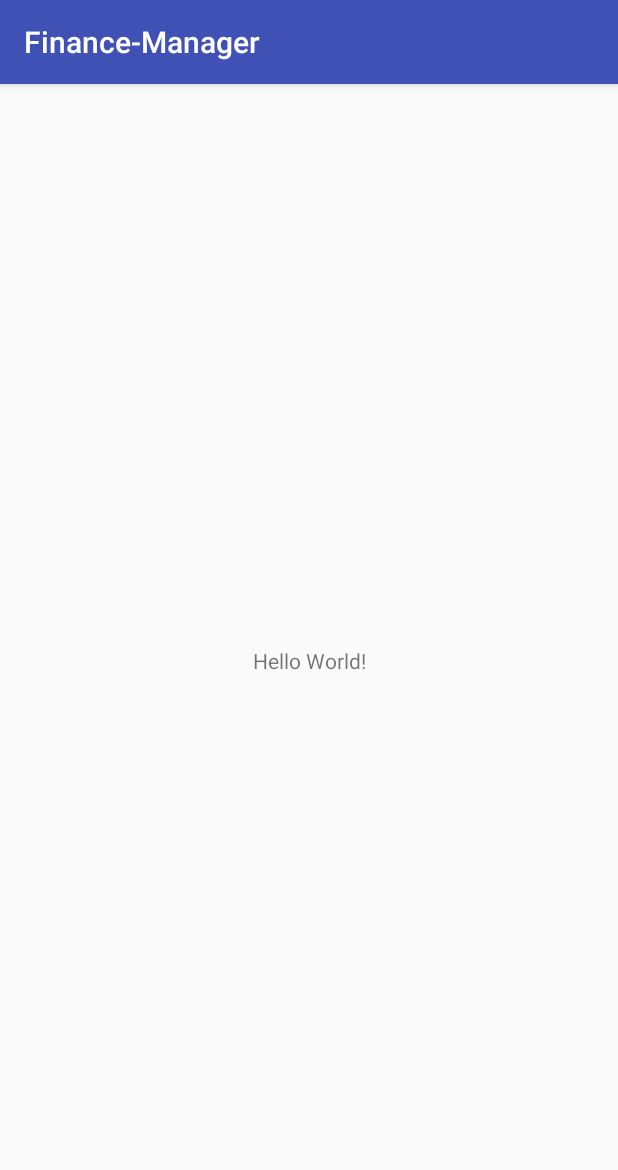
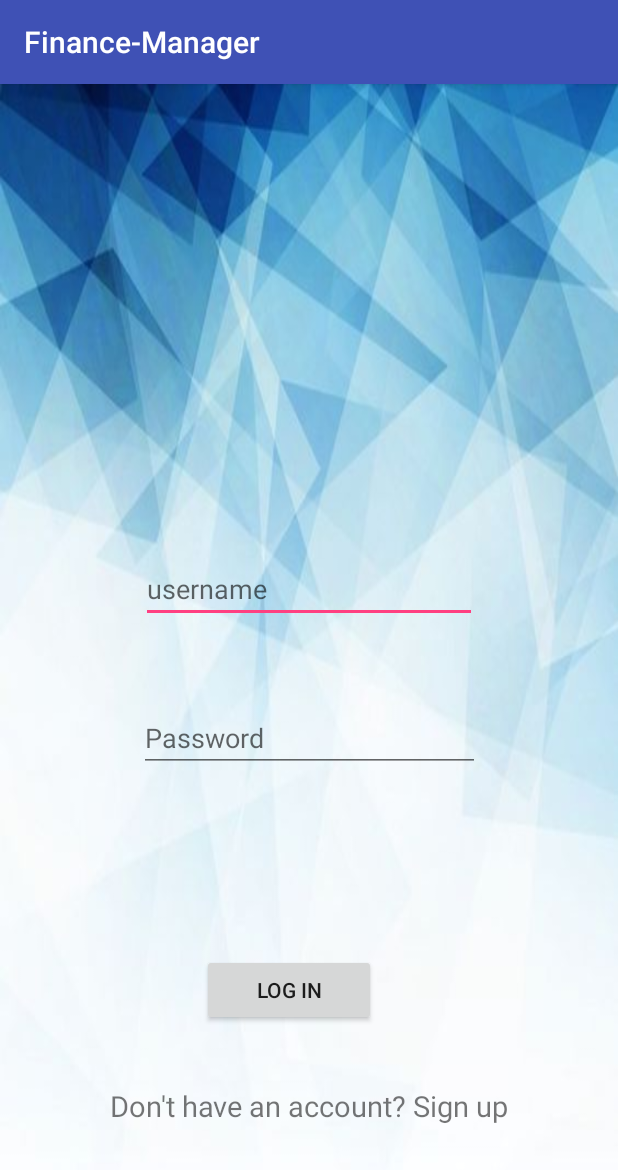
Before and after one commit to subhamtandon/Finance-Manager, an Android app: the screen it shows after launch (MainActivity), on a phone screen of 412 x 824 dp. Shown: the top 1170 px of the screen. Run offline under Robolectric (Android 15) with nearby library versions, the phone set to English and light mode, and no system bars.

Commit message:
log-in page added

```diff
--- a/app/build.gradle
+++ b/app/build.gradle
@@ -26,6 +26,7 @@ dependencies {
     testImplementation 'junit:junit:4.12'
     androidTestImplementation 'com.android.support.test:runner:1.0.2'
     androidTestImplementation 'com.android.support.test.espresso:espresso-core:3.0.2'
+    implementation 'com.android.support:recyclerview-v7:28.0.0-rc01'
 }
 
 apply plugin: 'com.google.gms.google-services'
--- a/app/src/main/java/com/example/initish/finance_manager/MainActivity.java
+++ b/app/src/main/java/com/example/initish/finance_manager/MainActivity.java
@@ -9,5 +9,7 @@ public class MainActivity extends AppCompatActivity {
     protected void onCreate(Bundle savedInstanceState) {
         super.onCreate(savedInstanceState);
         setContentView(R.layout.activity_main);
+
+
     }
 }
--- a/app/src/main/res/layout/activity_main.xml
+++ b/app/src/main/res/layout/activity_main.xml
@@ -4,15 +4,76 @@
     xmlns:tools="http://schemas.android.com/tools"
     android:layout_width="match_parent"
     android:layout_height="match_parent"
-    tools:context=".MainActivity">
+    tools:context=".MainActivity"
+    tools:layout_editor_absoluteY="25dp"
+    android:background="@drawable/background">
+
+    <EditText
+        android:id="@+id/username"
+        android:layout_width="224dp"
+        android:layout_height="wrap_content"
+        android:layout_marginBottom="8dp"
+        android:layout_marginEnd="8dp"
+        android:layout_marginLeft="8dp"
+        android:layout_marginRight="8dp"
+        android:layout_marginStart="8dp"
+        android:layout_marginTop="8dp"
+        android:ems="10"
+        android:hint="username"
+        android:inputType="textPersonName"
+        app:layout_constraintBottom_toBottomOf="parent"
+        app:layout_constraintEnd_toEndOf="parent"
+        app:layout_constraintStart_toStartOf="parent"
+        app:layout_constraintTop_toTopOf="parent"
+        app:layout_constraintVertical_bias="0.433" />
+
+    <Button
+        android:id="@+id/log"
+        android:layout_width="116dp"
+        android:layout_height="wrap_content"
+        android:layout_marginBottom="140dp"
+        android:layout_marginEnd="8dp"
+        android:layout_marginLeft="132dp"
+        android:layout_marginRight="8dp"
+        android:layout_marginStart="132dp"
+        android:text="Log in"
+        app:layout_constraintBottom_toBottomOf="parent"
+        app:layout_constraintEnd_toEndOf="parent"
+        app:layout_constraintHorizontal_bias="0.015"
+        app:layout_constraintStart_toStartOf="parent" />
 
     <TextView
-        android:layout_width="wrap_content"
+        android:id="@+id/signup"
+        android:layout_width="266dp"
+        android:layout_height="32dp"
+        android:layout_marginBottom="68dp"
+        android:layout_marginEnd="8dp"
+        android:layout_marginLeft="8dp"
+        android:layout_marginRight="8dp"
+        android:layout_marginStart="8dp"
+        android:text="Don't have an account? Sign up"
+        android:textSize="19sp"
+        app:layout_constraintBottom_toBottomOf="parent"
+        app:layout_constraintEnd_toEndOf="parent"
+        app:layout_constraintStart_toStartOf="parent" />
+
+    <EditText
+        android:id="@+id/passwd"
+        android:layout_width="227dp"
         android:layout_height="wrap_content"
-        android:text="Hello World!"
-        app:layout_constraintBottom_toBottomOf="parent"
-        app:layout_constraintLeft_toLeftOf="parent"
-        app:layout_constraintRight_toRightOf="parent"
-        app:layout_constraintTop_toTopOf="parent" />
-
+        android:layout_marginBottom="8dp"
+        android:layout_marginEnd="8dp"
+        android:layout_marginLeft="8dp"
+        android:layout_marginRight="8dp"
+        android:layout_marginStart="8dp"
+        android:layout_marginTop="8dp"
+        android:ems="10"
+        android:hint="Password"
+        android:inputType="textPassword"
+        app:layout_constraintBottom_toTopOf="@+id/signup"
+        app:layout_constraintEnd_toEndOf="parent"
+        app:layout_constraintHorizontal_bias="0.503"
+        app:layout_constraintStart_toStartOf="parent"
+        app:layout_constraintTop_toBottomOf="@+id/username"
+        app:layout_constraintVertical_bias="0.185" />
 </android.support.constraint.ConstraintLayout>
--- a/app/src/main/res/values/styles.xml
+++ b/app/src/main/res/values/styles.xml
@@ -1,7 +1,7 @@
 <resources>
 
     <!-- Base application theme. -->
-    <style name="AppTheme" parent="Theme.AppCompat.Light.DarkActionBar">
+    <style name="AppTheme" parent="Base.Theme.AppCompat.Light.DarkActionBar">
         <!-- Customize your theme here. -->
         <item name="colorPrimary">@color/colorPrimary</item>
         <item name="colorPrimaryDark">@color/colorPrimaryDark</item>
--- a/build.gradle
+++ b/build.gradle
@@ -7,7 +7,7 @@ buildscript {
         jcenter()
     }
     dependencies {
-        classpath 'com.android.tools.build:gradle:3.1.3'
+        classpath 'com.android.tools.build:gradle:3.1.4'
 
 
         // NOTE: Do not place your application dependencies here; they belong
```
Also changed, not shown: app/src/main/res/drawable/background.jpg (added), 1 other file.
